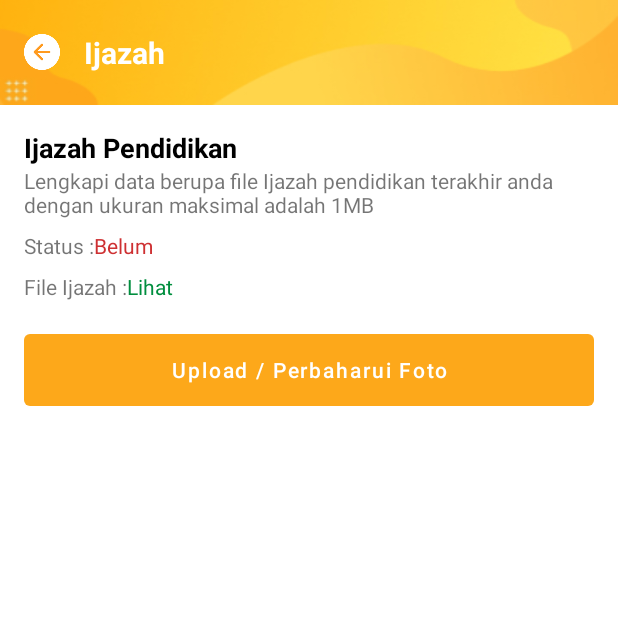
After one commit to biyonda/EKAPEKA-APP, an Android app: the IjazahActivity screen opened directly, with no data from a screen before it, on a phone screen of 412 x 824 dp, the top half of it. The commit adds this screen. Run offline under Robolectric (Android 15) with nearby library versions, the phone set to English and light mode, and no system bars.

Commit message:
tampilan upload dokumen

```diff
--- /dev/null
+++ b/app/src/main/java/com/example/ekpkdisnaker/activity/IjazahActivity.java
@@ -0,0 +1,30 @@
+package com.example.ekpkdisnaker.activity;
+
+import androidx.appcompat.app.AppCompatActivity;
+
+import android.os.Bundle;
+import android.view.View;
+import android.widget.ImageView;
+
+import com.example.ekpkdisnaker.R;
+
+public class IjazahActivity extends AppCompatActivity {
+
+    ImageView btn_back;
+
+    @Override
+    protected void onCreate(Bundle savedInstanceState) {
+        super.onCreate(savedInstanceState);
+        setContentView(R.layout.activity_ijazah);
+
+        btn_back = findViewById(R.id.btn_back);
+
+        btn_back.setOnClickListener(new View.OnClickListener() {
+            @Override
+            public void onClick(View view) {
+                finish();
+            }
+        });
+
+    }
+}
--- /dev/null
+++ b/app/src/main/res/layout/activity_ijazah.xml
@@ -0,0 +1,101 @@
+<?xml version="1.0" encoding="utf-8"?>
+<LinearLayout xmlns:android="http://schemas.android.com/apk/res/android"
+    xmlns:app="http://schemas.android.com/apk/res-auto"
+    xmlns:tools="http://schemas.android.com/tools"
+    android:layout_width="match_parent"
+    android:layout_height="match_parent"
+    android:orientation="vertical"
+    tools:context=".activity.IjazahActivity">
+
+    <!-- HEADER START -->
+    <LinearLayout
+        android:id="@+id/header"
+        android:layout_width="match_parent"
+        android:layout_height="70dp"
+        android:background="@drawable/main_header">
+        <ImageView
+            android:id="@+id/btn_back"
+            android:layout_width="24dp"
+            android:layout_height="24dp"
+            android:background="@drawable/bt_back"
+            android:layout_marginStart="16dp"
+            android:layout_gravity="center">
+        </ImageView>
+        <TextView
+            android:layout_width="wrap_content"
+            android:layout_height="wrap_content"
+            android:text="Ijazah"
+            android:textSize="20sp"
+            android:textColor="#FFFFFF"
+            android:textStyle="bold"
+            android:layout_marginLeft="16dp"
+            android:layout_gravity="center">
+        </TextView>
+    </LinearLayout>
+    <!-- HEADER END -->
+
+    <LinearLayout
+        android:layout_width="wrap_content"
+        android:layout_height="wrap_content"
+        android:gravity="center|start"
+        android:paddingHorizontal="16dp"
+        android:orientation="vertical"
+        android:layout_marginTop="16dp">
+        <TextView
+            android:layout_width="wrap_content"
+            android:layout_height="wrap_content"
+            android:text="Ijazah Pendidikan"
+            android:textColor="#000"
+            android:textSize="18sp"
+            android:textStyle="bold">
+        </TextView>
+        <TextView
+            android:layout_width="wrap_content"
+            android:layout_height="wrap_content"
+            android:text="Lengkapi data berupa file Ijazah pendidikan terakhir anda dengan ukuran maksimal adalah 1MB">
+        </TextView>
+        <LinearLayout
+            android:layout_width="wrap_content"
+            android:layout_height="wrap_content"
+            android:layout_marginTop="8dp">
+            <TextView
+                android:layout_width="wrap_content"
+                android:layout_height="wrap_content"
+                android:text="Status :">
+            </TextView>
+            <TextView
+                android:layout_width="wrap_content"
+                android:layout_height="wrap_content"
+                android:text="Belum"
+                android:textColor="#CE3032">
+            </TextView>
+        </LinearLayout>
+        <LinearLayout
+            android:layout_width="wrap_content"
+            android:layout_height="wrap_content"
+            android:layout_marginTop="8dp">
+            <TextView
+                android:layout_width="wrap_content"
+                android:layout_height="wrap_content"
+                android:text="File Ijazah :">
+            </TextView>
+            <TextView
+                android:layout_width="wrap_content"
+                android:layout_height="wrap_content"
+                android:text="Lihat"
+                android:textColor="#008E3E">
+            </TextView>
+        </LinearLayout>
+    </LinearLayout>
+
+    <Button
+        android:layout_width="match_parent"
+        android:layout_height="60dp"
+        android:layout_marginTop="16dp"
+        android:layout_marginHorizontal="16dp"
+        android:text="Upload / Perbaharui Foto"
+        android:textAllCaps="false">
+    </Button>
+
+
+</LinearLayout>
--- a/app/src/main/res/layout/activity_setting.xml
+++ b/app/src/main/res/layout/activity_setting.xml
@@ -147,7 +147,7 @@
 
     </RelativeLayout>
     <RelativeLayout
-        android:id="@+id/btn"
+        android:id="@+id/btn_ijazah"
         android:layout_width="match_parent"
         android:layout_height="60dp"
         android:layout_marginHorizontal="16dp"
--- a/app/src/main/res/layout/fragment_beranda.xml
+++ b/app/src/main/res/layout/fragment_beranda.xml
@@ -145,15 +145,15 @@
                                     android:text="Pas Foto"
                                     android:textSize="11sp">
                                 </TextView>
+
                                 <TextView
                                     android:id="@+id/pas_foto"
                                     android:layout_width="wrap_content"
                                     android:layout_height="wrap_content"
                                     android:text="Upload"
+                                    android:textColor="#008E3E"
                                     android:textSize="11sp"
-                                    android:textStyle="bold"
-                                    android:textColor="#008E3E">
-                                </TextView>
+                                    android:textStyle="bold"></TextView>
                             </LinearLayout>
                         </LinearLayout>
                         <LinearLayout
```
Also changed, not shown: app/src/main/AndroidManifest.xml (+13 -5 lines), app/src/main/java/com/example/ekpkdisnaker/activity/KTPActivity.java (added, +30 -0 lines), app/src/main/java/com/example/ekpkdisnaker/activity/PasFotoActivity.java (added, +31 -0 lines), app/src/main/java/com/example/ekpkdisnaker/activity/SettingActivity.java (+33 -0 lines), app/src/main/res/layout/activity_ktpactivity.xml (added, +95 -0 lines), app/src/main/res/layout/activity_pas_foto.xml (added, +95 -0 lines).
